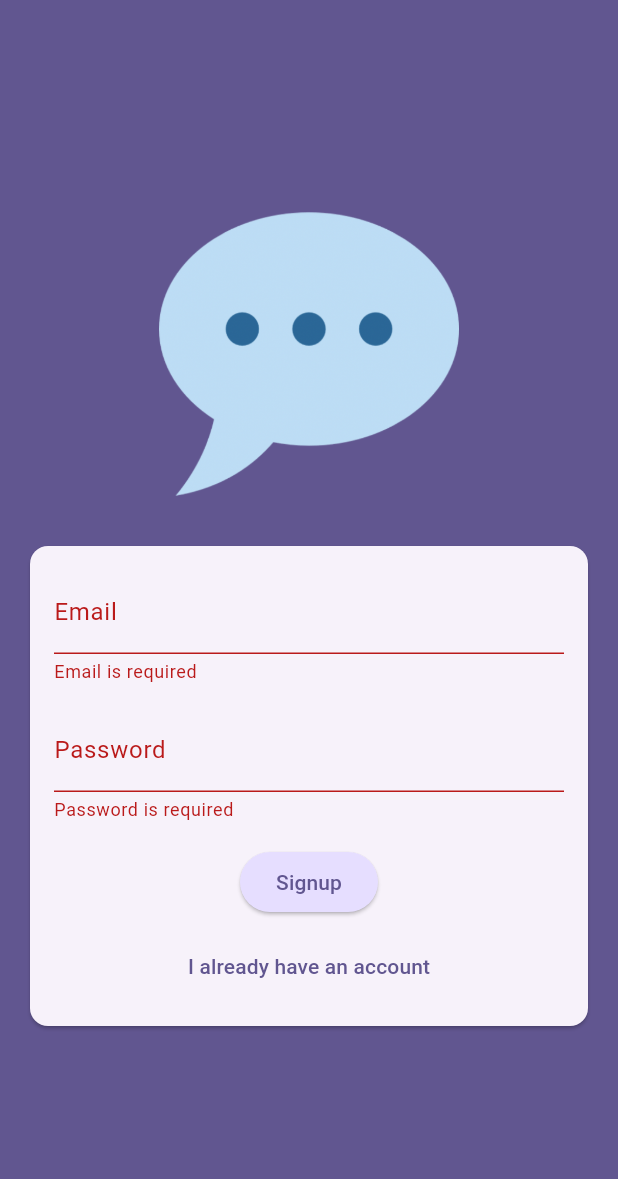
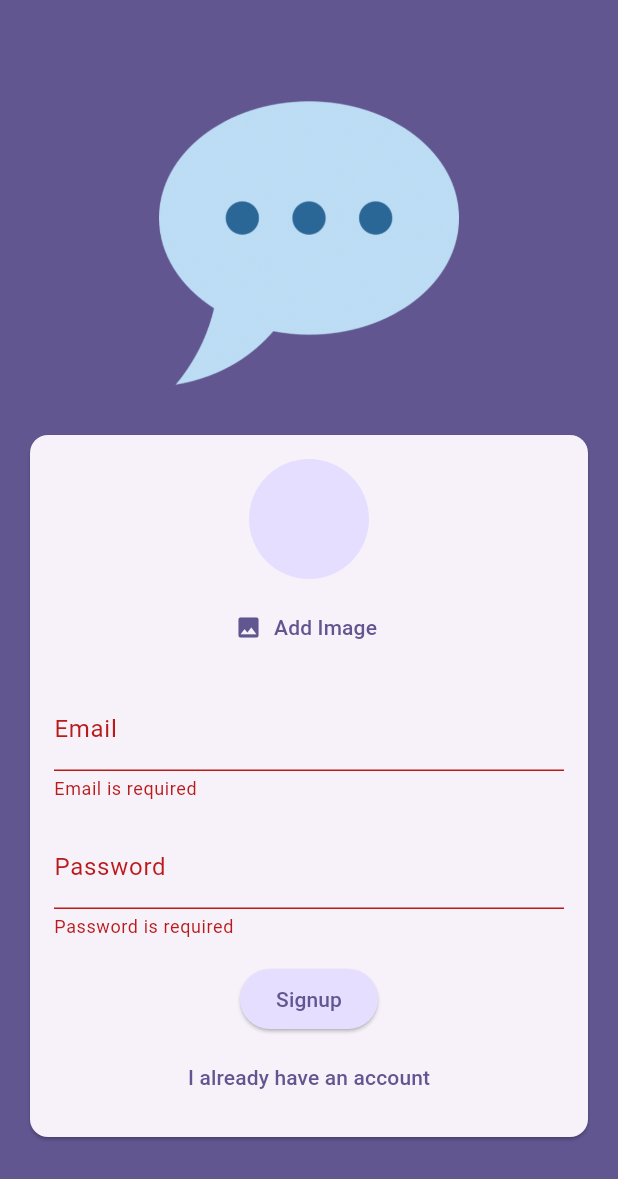
Before and after one commit to Satin3737/flutter_chat_app, a Flutter app: the screen it shows after launch, after a tap on "Login", after a tap on "Create new account", on a phone screen of 412 x 824 dp. Shown: the top 1179 px of the screen. Run offline on Flutter 3.47's test engine with Material 3 defaults, Android fonts, the phone set to English and light mode, and no system bars; our stand-ins replace firebase_auth, firebase_core, firebase_storage, image_picker; accounts and stored records are empty; generated files the repository leaves out were written again.

Commit message:
Added image picker and firebase storage

```diff
--- a/lib/screens/auth/widgets/auth_form.dart
+++ b/lib/screens/auth/widgets/auth_form.dart
@@ -1,5 +1,9 @@
+import 'dart:io';
+
 import 'package:firebase_auth/firebase_auth.dart';
+import 'package:firebase_storage/firebase_storage.dart';
 import 'package:flutter/material.dart';
+import 'package:flutter_chat_app/screens/auth/widgets/user_image_picker.dart';
 
 final _firebaseAuth = FirebaseAuth.instance;
 
@@ -14,9 +18,13 @@ class _AuthFormState extends State<AuthForm> {
   final _formKey = GlobalKey<FormState>();
   String _email = '';
   String _password = '';
+  File? _userImage;
   bool _isLogin = true;
+  bool _isLoading = false;
 
   void _switchAuthMode() => setState(() => _isLogin = !_isLogin);
+
+  void _pickImage(File image) => _userImage = image;
 
   String? _emailValidator(String? value) {
     if (value == null || value.trim().isEmpty) {
@@ -40,7 +48,18 @@ class _AuthFormState extends State<AuthForm> {
 
   void _submitForm() async {
     if (!_formKey.currentState!.validate()) return;
+
+    if (_userImage == null && !_isLogin) {
+      ScaffoldMessenger.of(context).clearSnackBars();
+      ScaffoldMessenger.of(context).showSnackBar(
+        const SnackBar(content: Text('Please pick an image.')),
+      );
+      return;
+    }
+
     _formKey.currentState!.save();
+
+    setState(() => _isLoading = true);
 
     try {
       if (_isLogin) {
@@ -53,6 +72,14 @@ class _AuthFormState extends State<AuthForm> {
           email: _email,
           password: _password,
         );
+
+        final storageRef = FirebaseStorage.instance
+            .ref('user_images')
+            .child('${_firebaseAuth.currentUser!.uid}.jpg');
+
+        await storageRef.putFile(_userImage!);
+        final imageUrl = await storageRef.getDownloadURL();
+        print('Image URL: $imageUrl');
       }
     } on FirebaseAuthException catch (error) {
       if (context.mounted) {
@@ -66,6 +93,7 @@ class _AuthFormState extends State<AuthForm> {
         );
       }
     }
+    setState(() => _isLoading = false);
   }
 
   @override
@@ -82,6 +110,7 @@ class _AuthFormState extends State<AuthForm> {
               spacing: 16,
               mainAxisSize: MainAxisSize.min,
               children: [
+                if (!_isLogin) UserImagePicker(onImagePicked: _pickImage),
                 TextFormField(
                   decoration: InputDecoration(
                     labelText: 'Email',
@@ -100,8 +129,16 @@ class _AuthFormState extends State<AuthForm> {
                   validator: _passwordValidator,
                   onSaved: (value) => _password = value!,
                 ),
+                if (_isLoading)
+                  Container(
+                    padding: EdgeInsets.all(24),
+                    width: 100,
+                    height: 100,
+                    child: const CircularProgressIndicator(),
+                  ),
+                if (!_isLoading)
                   Column(
-                  spacing: 8,
+                    spacing: 4,
                     children: [
                       ElevatedButton(
                         style: ElevatedButton.styleFrom(
--- /dev/null
+++ b/lib/screens/auth/widgets/user_image_picker.dart
@@ -0,0 +1,53 @@
+import 'dart:io';
+
+import 'package:flutter/material.dart';
+import 'package:image_picker/image_picker.dart';
+
+class UserImagePicker extends StatefulWidget {
+  const UserImagePicker({super.key, required this.onImagePicked});
+
+  final void Function(File pickedImage) onImagePicked;
+
+  @override
+  State<UserImagePicker> createState() => _UserImagePickerState();
+}
+
+class _UserImagePickerState extends State<UserImagePicker> {
+  File? _image;
+
+  void _pickImage() async {
+    final image = await ImagePicker().pickImage(
+      source: ImageSource.camera,
+      imageQuality: 50,
+      maxWidth: 150,
+    );
+
+    if (image == null) return;
+    setState(() => _image = File(image.path));
+    widget.onImagePicked(_image!);
+  }
+
+  @override
+  Widget build(BuildContext context) {
+    final colorScheme = Theme.of(context).colorScheme;
+
+    return Column(
+      spacing: 8,
+      children: [
+        CircleAvatar(
+          radius: 40,
+          backgroundColor: colorScheme.primaryContainer,
+          foregroundImage: _image != null ? FileImage(_image!) : null,
+        ),
+        TextButton.icon(
+          icon: const Icon(Icons.image),
+          label: Text(
+            'Add Image',
+            style: TextStyle(color: colorScheme.primary),
+          ),
+          onPressed: _pickImage,
+        ),
+      ],
+    );
+  }
+}
--- a/pubspec.yaml
+++ b/pubspec.yaml
@@ -36,6 +36,8 @@ dependencies:
   cupertino_icons: ^1.0.8
   firebase_core: ^3.11.0
   firebase_auth: ^5.4.2
+  firebase_storage: ^12.4.2
+  image_picker: ^1.1.2
 
 dev_dependencies:
   flutter_test:
```
Also changed, not shown: pubspec.lock. Lines whose indentation alone changed are shown as unchanged.
